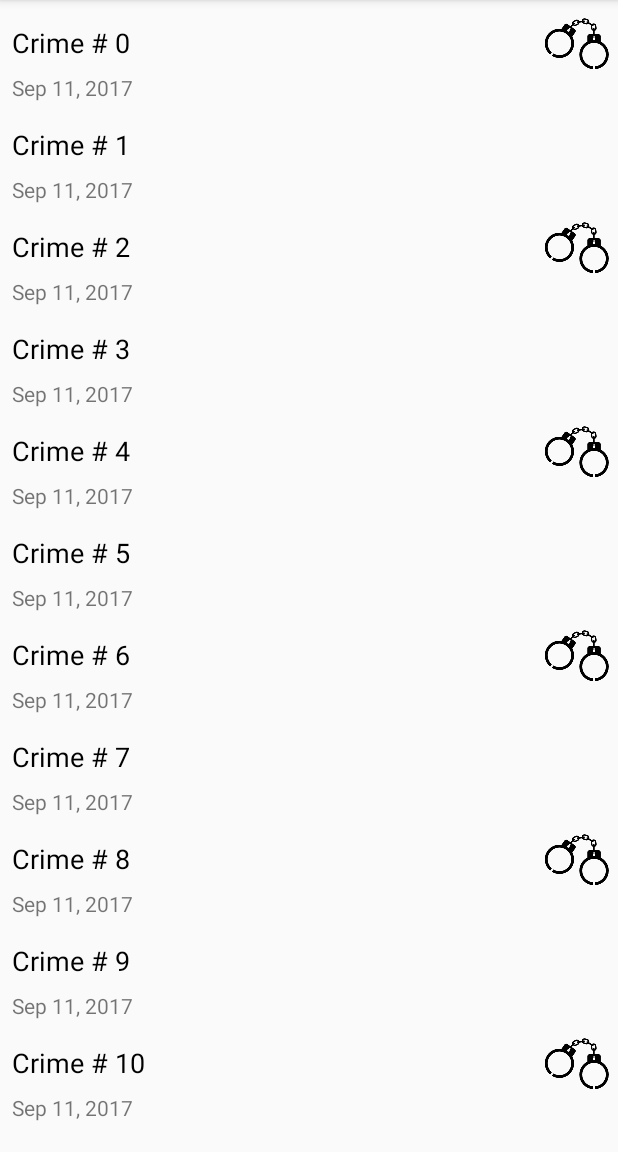
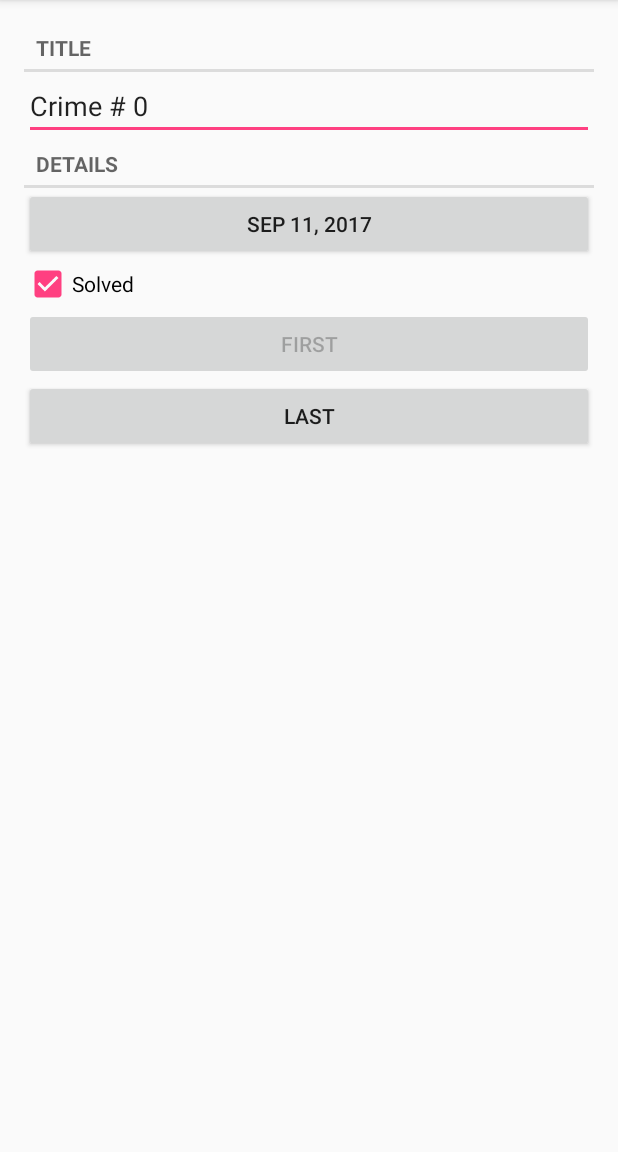
Before and after one commit to andyzen619/BigNerdRanchAndroid, an Android app: the screen it shows after launch (CrimeListActivity before the commit, CrimePagerActivity after it), on a phone screen of 412 x 824 dp, the part 84-1236 px from its top. Run offline under Robolectric (Android 15) with nearby library versions, the phone set to English and light mode, and no system bars.

```diff
--- /dev/null
+++ b/CriminalIntent/app/src/main/java/com/android/andydesk/criminalintent/CrimePagerActivity.java
@@ -0,0 +1,83 @@
+package com.android.andydesk.criminalintent;
+
+import android.content.Context;
+import android.content.Intent;
+import android.os.Build;
+import android.os.Bundle;
+import android.support.annotation.Nullable;
+import android.support.annotation.RequiresApi;
+import android.support.v4.app.Fragment;
+import android.support.v4.app.FragmentManager;
+import android.support.v4.app.FragmentPagerAdapter;
+import android.support.v4.view.ViewPager;
+import android.support.v7.app.AppCompatActivity;
+import android.widget.Button;
+
+import com.android.andydesk.criminalintent.Fragments.CrimeFragment;
+
+import java.util.List;
+import java.util.UUID;
+
+/**
+ * Created by AndyDesk on 8/3/2017.
+ */
+
+public class CrimePagerActivity extends AppCompatActivity {
+    public static ViewPager mViewPager;
+    private List<Crime> mCrimes;
+    private static final String EXTRA_CRIME_ID = "com.bignerdranch.android.criminalintent.crime_id";
+    private Button mFirstButton;
+    private Button mLastButton;
+
+    public static Intent newIntent(Context packageContext, UUID crimeId) {
+        Intent intent = new Intent(packageContext, CrimePagerActivity.class);
+        intent.putExtra(EXTRA_CRIME_ID, crimeId);
+        return intent;
+    }
+
+    @RequiresApi(api = Build.VERSION_CODES.GINGERBREAD)
+    @Override
+    protected void onCreate(@Nullable Bundle savedInstanceState) {
+        super.onCreate(savedInstanceState);
+
+        final UUID crimeId = (UUID) getIntent().getSerializableExtra(EXTRA_CRIME_ID);
+
+        setContentView(R.layout.activity_crime_pager);
+        mFirstButton = (Button) findViewById(R.id.first_button);
+        mLastButton = (Button) findViewById(R.id.last_button);
+        mViewPager = (ViewPager) findViewById(R.id.activity_crime_pager);
+        mCrimes = CrimeLab.get(this).getCrimesList();
+        FragmentManager fragmentManager = getSupportFragmentManager();
+        mViewPager.setAdapter(new FragmentPagerAdapter(fragmentManager) {
+            @Override
+            public Fragment getItem(int position) {
+                Crime crime = mCrimes.get(position);
+                return CrimeFragment.newInstance(crime.getId());
+            }
+
+            @Override
+            public int getCount() {
+                return mCrimes.size();
+            }
+        });
+
+        for (int i = 0; i < mCrimes.size(); i++) {
+            if (mCrimes.get(i).getId().equals(crimeId)) {
+                mViewPager.setCurrentItem(i);
+                break;
+            }
+        }
+
+    }
+
+    public Intent newIntent(UUID crimeId) {
+        Intent intent = new Intent(getApplicationContext(), CrimePagerActivity.class);
+        intent.putExtra(EXTRA_CRIME_ID, crimeId);
+        return intent;
+
+    }
+
+
+
+
+}
--- a/CriminalIntent/app/src/main/java/com/android/andydesk/criminalintent/Fragments/CrimeFragment.java
+++ b/CriminalIntent/app/src/main/java/com/android/andydesk/criminalintent/Fragments/CrimeFragment.java
@@ -3,6 +3,7 @@ package com.android.andydesk.criminalintent.Fragments;
 import android.os.Bundle;
 import android.support.annotation.Nullable;
 import android.support.v4.app.Fragment;
+import android.support.v4.app.FragmentManager;
 import android.text.Editable;
 import android.text.TextWatcher;
 import android.view.LayoutInflater;
@@ -17,9 +18,12 @@ import com.android.andydesk.criminalintent.Crime;
 import com.android.andydesk.criminalintent.CrimeLab;
 import com.android.andydesk.criminalintent.R;
 
+import java.util.List;
 import java.util.UUID;
 
 import static android.widget.CompoundButton.*;
+import static com.android.andydesk.criminalintent.CrimePagerActivity.mViewPager;
+import static com.android.andydesk.criminalintent.CrimePagerActivity.newIntent;
 
 /**
  * Created by AndyDesk on 7/3/2017.
@@ -32,6 +36,11 @@ public class CrimeFragment extends Fragment {
     private Button mCrimeDateButton;
     private CheckBox mSolvedCheckBox;
     private static final String ARG_CRIME_ID = "crime_id";
+    private Button mFirstButton;
+    private Button mLastButton;
+    private List<Crime> mCrimeList;
+    private static final String DIALOG_DATE = "DialogDate";
+    private Button mDateButton;
 
     @Override
     public void onCreate(@Nullable Bundle savedInstanceState) {
@@ -39,6 +48,7 @@ public class CrimeFragment extends Fragment {
         Bundle bundle = getArguments();
         UUID crimeId = (UUID) bundle.getSerializable(ARG_CRIME_ID);
         mCrime = CrimeLab.get(getActivity()).getCrime(crimeId);
+        mCrimeList = CrimeLab.get(getActivity()).getCrimesList();
 
     }
 
@@ -76,6 +86,41 @@ public class CrimeFragment extends Fragment {
                 mCrime.setmSolved(isChecked);
             }
         });
+
+
+        mFirstButton = (Button) view.findViewById(R.id.first_button);
+        if(mCrime.getId() == mCrimeList.get(0).getId()) {
+            mFirstButton.setEnabled(false);
+        }
+        mFirstButton.setOnClickListener(new OnClickListener() {
+            @Override
+            public void onClick(View v) {
+                mViewPager.setCurrentItem(0);
+                newIntent(getActivity(), mCrime.getId());
+            }
+        });
+        mLastButton = (Button) view.findViewById(R.id.last_button);
+        if(mCrime.getId() == mCrimeList.get(mCrimeList.size() -1 ).getId()) {
+            mLastButton.setEnabled(false);
+        }
+        mLastButton.setOnClickListener(new OnClickListener() {
+            @Override
+            public void onClick(View v) {
+                mViewPager.setCurrentItem(mCrimeList.size() - 1);
+                newIntent(getActivity(), mCrime.getId());
+            }
+        });
+        mDateButton = (Button) view.findViewById(R.id.crime_date);
+        mDateButton.setEnabled(true);
+        mDateButton.setOnClickListener(new View.OnClickListener() {
+
+            @Override
+            public void onClick(View v) {
+                FragmentManager fragmentManager = getFragmentManager();
+                DatePickerFragment dialog = new DatePickerFragment();
+                dialog.show(fragmentManager, DIALOG_DATE);
+            }
+        });
         return view;
     }
 
--- a/CriminalIntent/app/src/main/java/com/android/andydesk/criminalintent/Fragments/CrimeListFragment.java
+++ b/CriminalIntent/app/src/main/java/com/android/andydesk/criminalintent/Fragments/CrimeListFragment.java
@@ -13,8 +13,8 @@ import android.widget.ImageView;
 import android.widget.TextView;
 
 import com.android.andydesk.criminalintent.Crime;
-import com.android.andydesk.criminalintent.CrimeActivity;
 import com.android.andydesk.criminalintent.CrimeLab;
+import com.android.andydesk.criminalintent.CrimePagerActivity;
 import com.android.andydesk.criminalintent.R;
 
 import java.util.List;
@@ -99,7 +99,7 @@ public class CrimeListFragment extends Fragment {
 
         @Override
         public void onClick(View v) {
-            Intent intent = CrimeActivity.newIntent(getActivity(), currentCrime.getId());
+            Intent intent = CrimePagerActivity.newIntent(getActivity(), currentCrime.getId());
             startActivity(intent);
             mUpdatedCrime_position = this.getAdapterPosition();
         }
--- /dev/null
+++ b/CriminalIntent/app/src/main/res/layout/activity_crime_pager.xml
@@ -0,0 +1,9 @@
+<?xml version="1.0" encoding="utf-8"?>
+<android.support.v4.view.ViewPager
+    xmlns:android="http://schemas.android.com/apk/res/android"
+    android:layout_width="match_parent"
+    android:layout_height="match_parent"
+    android:id="@+id/activity_crime_pager"
+    android:layout_margin="16dp">
+
+</android.support.v4.view.ViewPager>
--- a/CriminalIntent/app/src/main/res/layout/fragment_crime.xml
+++ b/CriminalIntent/app/src/main/res/layout/fragment_crime.xml
@@ -4,14 +4,16 @@
     android:orientation="vertical"
     android:layout_width="match_parent"
     android:layout_height="match_parent"
-    android:layout_margin="16dp">
+    android:layout_margin="16dp"
+    android:baselineAligned="false">
 
 
     <TextView
+        android:id="@+id/textView"
         style="?android:listSeparatorTextViewStyle"
         android:layout_width="match_parent"
         android:layout_height="wrap_content"
-        android:text="@string/crime_title_label"/>
+        android:text="@string/crime_title_label" />
 
     <EditText
         android:id="@+id/crime_title"
@@ -38,4 +40,17 @@
         android:text="@string/crime_solved_label"
         />
 
+
+    <Button
+        android:id="@+id/first_button"
+        android:layout_width="match_parent"
+        android:layout_height="wrap_content"
+        android:text="First" />
+
+    <Button
+        android:id="@+id/last_button"
+        android:layout_width="match_parent"
+        android:layout_height="wrap_content"
+        android:text="last"/>
+
 </LinearLayout>
--- a/CriminalIntent/app/src/main/res/values/strings.xml
+++ b/CriminalIntent/app/src/main/res/values/strings.xml
@@ -7,4 +7,5 @@
     <string name="crime_solved_label">Solved</string>
     <string name="crime_date">Crime Date</string>
     <string name="crime_title">Crime Title</string>
+    <string name="date_picker_label">Date of crime: </string>
 </resources>
```
Also changed, not shown: CriminalIntent/app/src/main/AndroidManifest.xml (+1 -6 lines), CriminalIntent/app/src/main/java/com/android/andydesk/criminalintent/CrimeActivity.java (deleted, +0 -36 lines), CriminalIntent/app/src/main/java/com/android/andydesk/criminalintent/Fragments/DatePickerFragment.java (added, +33 -0 lines), CriminalIntent/app/src/main/res/layout/dialog_date.xml (added, +9 -0 lines).
